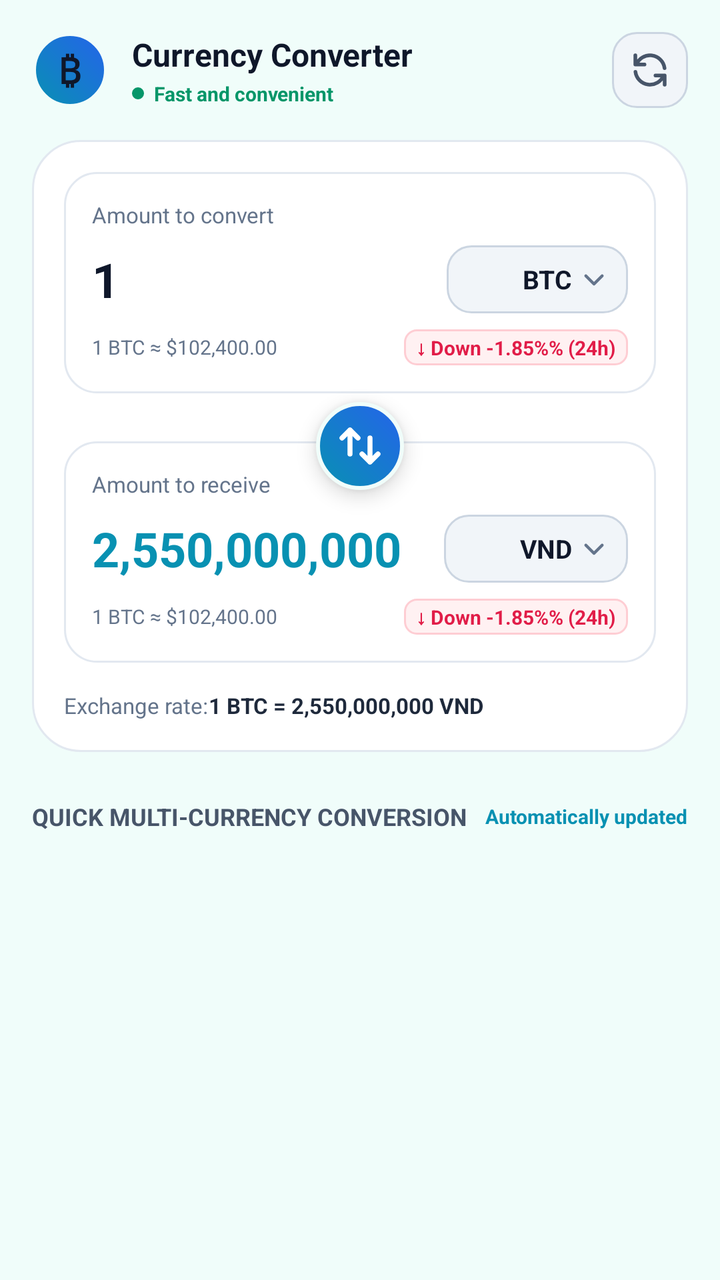
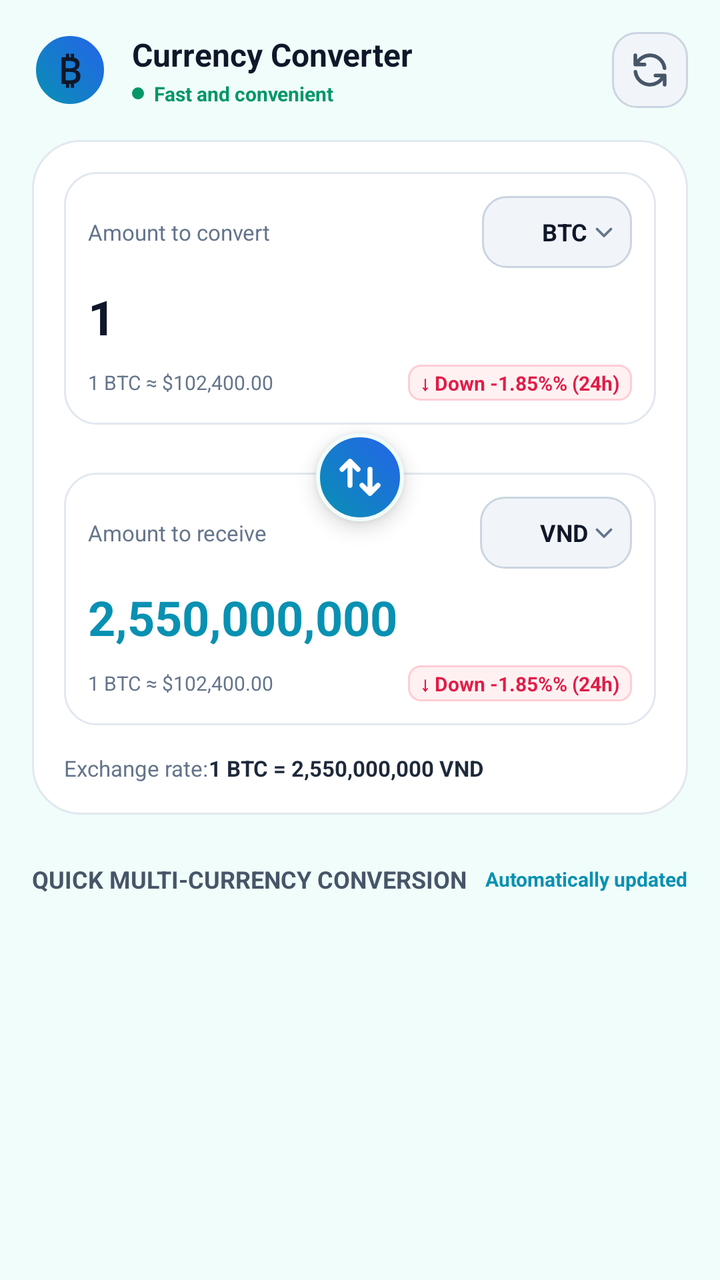

Two renders of the same Android screen: before a commit and after it. Below are the layout's source before the change and the commit's diff.
<!-- AndroidManifest.xml: application theme Theme.Currency -->
<!-- res/layout/fragment_converter.xml -->
<?xml version="1.0" encoding="utf-8"?>
<androidx.core.widget.NestedScrollView xmlns:android="http://schemas.android.com/apk/res/android"
    xmlns:app="http://schemas.android.com/apk/res-auto"
    android:layout_width="match_parent"
    android:layout_height="match_parent"
    android:background="@color/background_app"
    android:fillViewport="true">

    <LinearLayout
        android:layout_width="match_parent"
        android:layout_height="wrap_content"
        android:orientation="vertical"
        android:padding="16dp">

        
        <LinearLayout
            android:layout_width="match_parent"
            android:layout_height="wrap_content"
            android:layout_marginBottom="16dp"
            android:gravity="center_vertical"
            android:orientation="horizontal">

            
            <FrameLayout
                android:layout_width="38dp"
                android:layout_height="38dp"
                android:background="@drawable/bg_swap_button">

                <TextView
                    android:layout_width="wrap_content"
                    android:layout_height="wrap_content"
                    android:layout_gravity="center"
                    android:text="₿"
                    android:textColor="@color/content_primary"
                    android:textSize="18sp"
                    android:textStyle="bold" />
            </FrameLayout>

            
            <LinearLayout
                android:layout_width="0dp"
                android:layout_height="wrap_content"
                android:layout_marginStart="12dp"
                android:layout_weight="1"
                android:orientation="vertical">

                <TextView
                    android:layout_width="wrap_content"
                    android:layout_height="wrap_content"
                    android:text="@string/converter_title"
                    android:textColor="@color/content_primary"
                    android:textSize="16sp"
                    android:textStyle="bold" />

                <LinearLayout
                    android:layout_width="wrap_content"
                    android:layout_height="wrap_content"
                    android:layout_marginTop="2dp"
                    android:gravity="center_vertical"
                    android:orientation="horizontal">

                    <View
                        android:layout_width="6dp"
                        android:layout_height="6dp"
                        android:background="@drawable/bg_circle_emerald" />

                    <TextView
                        android:layout_width="wrap_content"
                        android:layout_height="wrap_content"
                        android:layout_marginStart="5dp"
                    android:text="@string/fast_convenient"
                        android:textColor="@color/status_positive"
                        android:textSize="10sp"
                        android:textStyle="bold" />
                </LinearLayout>
            </LinearLayout>

            
            <FrameLayout
                android:id="@+id/btnRefresh"
                android:layout_width="38dp"
                android:layout_height="38dp"
                android:background="@drawable/bg_currency_selector_btn">

                <ImageView
                    android:id="@+id/ivRefreshIcon"
                    android:layout_width="match_parent"
                    android:layout_height="match_parent"
                    android:contentDescription="@string/auto_refresh"
                    android:padding="8dp"
                    android:src="@drawable/ic_refresh" />
            </FrameLayout>
        </LinearLayout>

        
        <FrameLayout
            android:layout_width="match_parent"
            android:layout_height="wrap_content"
            android:layout_marginBottom="24dp">

            <LinearLayout
                android:layout_width="match_parent"
                android:layout_height="wrap_content"
                android:background="@drawable/bg_card_surface"
                android:orientation="vertical"
                android:padding="16dp">

                
                <LinearLayout
                    android:id="@+id/boxFrom"
                    android:layout_width="match_parent"
                    android:layout_height="wrap_content"
                    android:background="@drawable/bg_input_box"
                    android:orientation="vertical"
                    android:padding="14dp">

                    <LinearLayout
                        android:layout_width="match_parent"
                        android:layout_height="wrap_content"
                        android:gravity="center_vertical"
                        android:orientation="horizontal">

                        <TextView
                            android:layout_width="0dp"
                            android:layout_height="wrap_content"
                            android:layout_weight="1"
                            android:text="@string/amount_to_convert"
                            android:textColor="@color/content_secondary"
                            android:textSize="11sp" />


                    </LinearLayout>

                    <LinearLayout
                        android:layout_width="match_parent"
                        android:layout_height="wrap_content"
                        android:layout_marginTop="8dp"
                        android:gravity="center_vertical"
                        android:orientation="horizontal">

                        <EditText
                            android:id="@+id/etInputAmount"
                            android:layout_width="0dp"
                            android:layout_height="wrap_content"
                            android:layout_weight="1"
                            android:background="@null"
                            android:hint="0.0"
                            android:inputType="numberDecimal"
                            android:text="1"
                            android:textColor="@color/content_primary"
                            android:textColorHint="@color/content_hint"
                            android:textSize="24sp"
                            android:textStyle="bold" />

                        <LinearLayout
                            android:id="@+id/btnFromCurrency"
                            android:layout_width="wrap_content"
                            android:layout_height="wrap_content"
                            android:background="@drawable/bg_currency_selector_btn"
                            android:gravity="center_vertical"
                            android:orientation="horizontal"
                            android:paddingStart="10dp"
                            android:paddingTop="6dp"
                            android:paddingEnd="10dp"
                            android:paddingBottom="6dp">

                            <ImageView
                                android:id="@+id/tvFromIcon"
                                android:layout_width="22dp"
                                android:layout_height="22dp"
                                android:contentDescription="@string/app_name"
                                android:scaleType="centerCrop" />

                            <TextView
                                android:id="@+id/tvFromSymbol"
                                android:layout_width="wrap_content"
                                android:layout_height="wrap_content"
                                android:layout_marginStart="6dp"
                                android:text="BTC"
                                android:textColor="@color/content_primary"
                                android:textSize="13sp"
                                android:textStyle="bold" />

                            <ImageView
                                android:layout_width="14dp"
                                android:layout_height="14dp"
                                android:layout_marginStart="4dp"
                                android:src="@drawable/ic_chevron_down" />
                        </LinearLayout>
                    </LinearLayout>

                    <LinearLayout
                        android:layout_width="match_parent"
                        android:layout_height="wrap_content"
                        android:layout_marginTop="8dp"
                        android:gravity="center_vertical"
                        android:orientation="horizontal">

                        <TextView
                            android:id="@+id/tvFromSubtext"
                            android:layout_width="0dp"
                            android:layout_height="wrap_content"
                            android:layout_weight="1"
                            android:text="1 BTC ≈ $102,400.00"
                            android:textColor="@color/content_secondary"
                            android:textSize="10sp" />

                        <TextView
                            android:id="@+id/tvFromChangeBadge"
                            android:layout_width="wrap_content"
                            android:layout_height="wrap_content"
                            android:background="@drawable/bg_badge_rose"
                            android:paddingStart="6dp"
                            android:paddingTop="2dp"
                            android:paddingEnd="6dp"
                            android:paddingBottom="2dp"
                            android:text="@string/sample_price_change_down"
                            android:textColor="@color/status_negative"
                            android:textSize="10sp"
                            android:textStyle="bold" />
                    </LinearLayout>
                </LinearLayout>

                

                
                <View
                    android:layout_width="match_parent"
                    android:layout_height="24dp" />

                <LinearLayout
                    android:id="@+id/boxTo"
                    android:layout_width="match_parent"
                    android:layout_height="wrap_content"
                    android:background="@drawable/bg_input_box"
                    android:orientation="vertical"
                    android:padding="14dp">

                    <LinearLayout
                        android:layout_width="match_parent"
                        android:layout_height="wrap_content"
                        android:gravity="center_vertical"
                        android:orientation="horizontal">

                        <TextView
                            android:layout_width="0dp"
                            android:layout_height="wrap_content"
                            android:layout_weight="1"
                            android:text="@string/amount_to_receive"
                            android:textColor="@color/content_secondary"
                            android:textSize="11sp" />


                    </LinearLayout>

                    <LinearLayout
                        android:layout_width="match_parent"
                        android:layout_height="wrap_content"
                        android:layout_marginTop="8dp"
                        android:gravity="center_vertical"
                        android:orientation="horizontal">

                        <TextView
                            android:id="@+id/tvOutputAmount"
                            android:layout_width="0dp"
                            android:layout_height="wrap_content"
                            android:layout_weight="1"
                            android:ellipsize="end"
                            android:maxLines="1"
                            android:text="2,550,000,000"
                            android:textColor="@color/brand_accent"
                            android:textSize="24sp"
                            android:textStyle="bold" />

                        <LinearLayout
                            android:id="@+id/btnToCurrency"
                            android:layout_width="wrap_content"
                            android:layout_height="wrap_content"
                            android:background="@drawable/bg_currency_selector_btn"
                            android:gravity="center_vertical"
                            android:orientation="horizontal"
                            android:paddingStart="10dp"
                            android:paddingTop="6dp"
                            android:paddingEnd="10dp"
                            android:paddingBottom="6dp">

                            <ImageView
                                android:id="@+id/tvToIcon"
                                android:layout_width="22dp"
                                android:layout_height="22dp"
                                android:contentDescription="@string/app_name"
                                android:scaleType="centerCrop" />

                            <TextView
                                android:id="@+id/tvToSymbol"
                                android:layout_width="wrap_content"
                                android:layout_height="wrap_content"
                                android:layout_marginStart="6dp"
                                android:text="VND"
                                android:textColor="@color/content_primary"
                                android:textSize="13sp"
                                android:textStyle="bold" />

                            <ImageView
                                android:layout_width="14dp"
                                android:layout_height="14dp"
                                android:layout_marginStart="4dp"
                                android:src="@drawable/ic_chevron_down" />
                        </LinearLayout>
                    </LinearLayout>


                    <LinearLayout
                        android:layout_width="match_parent"
                        android:layout_height="wrap_content"
                        android:layout_marginTop="8dp"
                        android:gravity="center_vertical"
                        android:orientation="horizontal">

                        <TextView
                            android:id="@+id/tvToSubtext"
                            android:layout_width="0dp"
                            android:layout_height="wrap_content"
                            android:layout_weight="1"
                            android:text="1 BTC ≈ $102,400.00"
                            android:textColor="@color/content_secondary"
                            android:textSize="10sp" />

                        <TextView
                            android:id="@+id/tvToChangeBadge"
                            android:layout_width="wrap_content"
                            android:layout_height="wrap_content"
                            android:background="@drawable/bg_badge_rose"
                            android:paddingStart="6dp"
                            android:paddingTop="2dp"
                            android:paddingEnd="6dp"
                            android:paddingBottom="2dp"
                            android:text="@string/sample_price_change_down"
                            android:textColor="@color/status_negative"
                            android:textSize="10sp"
                            android:textStyle="bold" />
                    </LinearLayout>
                </LinearLayout>

                
                <LinearLayout
                    android:layout_width="match_parent"
                    android:layout_height="wrap_content"
                    android:layout_marginTop="14dp"
                    android:gravity="center_vertical"
                    android:orientation="horizontal">

                    <TextView
                        android:layout_width="wrap_content"
                        android:layout_height="wrap_content"
                        android:text="@string/exchange_rate"
                        android:textColor="@color/content_secondary"
                        android:textSize="11sp" />

                    <TextView
                        android:id="@+id/tvRateRatio"
                        android:layout_width="wrap_content"
                        android:layout_height="wrap_content"
                        android:text="1 BTC = 2,550,000,000 VND"
                        android:textColor="@color/content_emphasized"
                        android:textSize="11sp"
                        android:textStyle="bold" />
                </LinearLayout>

            </LinearLayout>

            









            <FrameLayout

                android:id="@+id/btnSwap"
                android:layout_width="44dp"
                android:layout_height="44dp"
                android:layout_gravity="center"
                android:background="@drawable/bg_swap_button"
                android:elevation="6dp">


                <ImageView
                    android:id="@+id/ivSwapIcon"
                    android:layout_width="match_parent"
                    android:layout_height="match_parent"
                    android:contentDescription="@string/auto_refresh"
                    android:layout_gravity="center"
                    android:elevation="6dp"
                    android:padding="10dp"
                    android:src="@drawable/ic_swap" />
            </FrameLayout>

        </FrameLayout>

        
        <LinearLayout
            android:layout_width="match_parent"
            android:layout_height="wrap_content"
            android:layout_marginBottom="10dp"
            android:gravity="center_vertical"
            android:orientation="horizontal">

            <TextView
                android:layout_width="0dp"
                android:layout_height="wrap_content"
                android:layout_weight="1"
                android:text="@string/quick_multi_currency"
                android:textColor="@color/content_section_title"
                android:textSize="12sp"
                android:textStyle="bold" />

            <TextView
                android:layout_width="wrap_content"
                android:layout_height="wrap_content"
                android:text="@string/auto_updated"
                android:textColor="@color/brand_accent"
                android:textSize="10sp"
                android:textStyle="bold" />
        </LinearLayout>

        
        <androidx.recyclerview.widget.RecyclerView
            android:id="@+id/rvQuickCurrencies"
            android:layout_width="match_parent"
            android:layout_height="wrap_content"
            android:nestedScrollingEnabled="false" />

    </LinearLayout>

</androidx.core.widget.NestedScrollView>
<!-- resources referenced by this layout -->
<resources>
  <color name="background_app">#F0FDFA</color>
  <color name="brand_accent">#0891B2</color>
  <color name="content_emphasized">#1E293B</color>
  <color name="content_hint">#94A3B8</color>
  <color name="content_primary">#0F172A</color>
  <color name="content_secondary">#64748B</color>
  <color name="content_section_title">#475569</color>
  <color name="status_negative">#E11D48</color>
  <color name="status_positive">#059669</color>
  <!-- drawable bg_badge_rose (drawable) -->
  <?xml version="1.0" encoding="utf-8"?>
  <shape xmlns:android="http://schemas.android.com/apk/res/android"
      android:shape="rectangle">
      <solid android:color="@color/status_negative_container" />
      <corners android:radius="6dp" />
      <stroke
          android:width="1dp"
          android:color="@color/status_negative_outline" />
  </shape>
  <!-- drawable bg_card_surface (drawable) -->
  <?xml version="1.0" encoding="utf-8"?>
  <shape xmlns:android="http://schemas.android.com/apk/res/android"
      android:shape="rectangle">
      <solid android:color="@color/surface_card" />
      <corners android:radius="24dp" />
      <stroke
          android:width="1dp"
          android:color="@color/outline_default" />
  </shape>
  <!-- drawable bg_circle_emerald (drawable) -->
  <?xml version="1.0" encoding="utf-8"?>
  <shape xmlns:android="http://schemas.android.com/apk/res/android"
      android:shape="oval">
      <solid android:color="@color/status_positive" />
      <size
          android:width="6dp"
          android:height="6dp" />
  </shape>
  <!-- drawable bg_currency_selector_btn (drawable) -->
  <?xml version="1.0" encoding="utf-8"?>
  <shape xmlns:android="http://schemas.android.com/apk/res/android"
      android:shape="rectangle">
      <solid android:color="@color/surface_control" />
      <corners android:radius="12dp" />
      <stroke
          android:width="1dp"
          android:color="@color/outline_strong" />
  </shape>
  <!-- drawable bg_input_box (drawable) -->
  <?xml version="1.0" encoding="utf-8"?>
  <shape xmlns:android="http://schemas.android.com/apk/res/android"
      android:shape="rectangle">
      <solid android:color="@color/surface_input" />
      <corners android:radius="16dp" />
      <stroke
          android:width="1dp"
          android:color="@color/outline_default" />
  </shape>
  <!-- drawable bg_swap_button (drawable) -->
  <?xml version="1.0" encoding="utf-8"?>
  <shape xmlns:android="http://schemas.android.com/apk/res/android"
      android:shape="oval">
      <gradient
          android:angle="45"
          android:startColor="@color/brand_primary"
          android:endColor="@color/brand_gradient_end" />
      <stroke
          android:width="2dp"
          android:color="@color/background_app" />
  </shape>
  <string name="amount_to_convert">Amount to convert</string>
  <string name="amount_to_receive">Amount to receive</string>
  <string name="app_name">CoinFlux</string>
  <string name="auto_refresh">Auto refresh</string>
  <string name="auto_updated">Automatically updated</string>
  <string name="converter_title">Currency Converter</string>
  <string name="exchange_rate">Exchange rate:</string>
  <string name="fast_convenient">Fast and convenient</string>
  <string name="quick_multi_currency">QUICK MULTI-CURRENCY CONVERSION</string>
  <string name="sample_price_change_down">↓ Down -1.85%% (24h)</string>
  <style name="Theme.Currency" parent="Base.Theme.Currency" />
  <color name="status_negative_container">#FFF1F2</color>
  <color name="status_negative_outline">#FECDD3</color>
  <color name="surface_card">#FFFFFFFF</color>
  <color name="outline_default">#E2E8F0</color>
  <color name="surface_control">#F1F5F9</color>
  <color name="outline_strong">#CBD5E1</color>
  <color name="surface_input">#FFFFFFFF</color>
  <color name="brand_primary">#0891B2</color>
  <color name="brand_gradient_end">#2563EB</color>
  <color name="content_on_brand">#FFFFFFFF</color>
  <!-- unchanged entries left out for length: 4 -->
</resources>

<!-- the commit's change to res/layout/fragment_converter.xml (unified diff, before → after) -->
@@ -1,10 +1,19 @@
 <?xml version="1.0" encoding="utf-8"?>
-<androidx.core.widget.NestedScrollView xmlns:android="http://schemas.android.com/apk/res/android"
+<LinearLayout xmlns:android="http://schemas.android.com/apk/res/android"
     xmlns:app="http://schemas.android.com/apk/res-auto"
     android:layout_width="match_parent"
     android:layout_height="match_parent"
     android:background="@color/background_app"
-    android:fillViewport="true">
+    android:focusable="true"
+    android:focusableInTouchMode="true"
+    android:orientation="vertical">
+
+    <androidx.core.widget.NestedScrollView
+        android:id="@+id/converterScroll"
+        android:layout_width="match_parent"
+        android:layout_height="0dp"
+        android:layout_weight="1"
+        android:fillViewport="true">
 
     <LinearLayout
         android:layout_width="match_parent"
@@ -112,7 +121,7 @@
                     android:layout_height="wrap_content"
                     android:background="@drawable/bg_input_box"
                     android:orientation="vertical"
-                    android:padding="14dp">
+                    android:padding="12dp">
 
                     <LinearLayout
                         android:layout_width="match_parent"
@@ -128,6 +137,42 @@
                             android:textColor="@color/content_secondary"
                             android:textSize="11sp" />
 
+                        <LinearLayout
+                            android:id="@+id/btnFromCurrency"
+                            android:layout_width="wrap_content"
+                            android:layout_height="wrap_content"
+                            android:background="@drawable/bg_currency_selector_btn"
+                            android:gravity="center_vertical"
+                            android:minHeight="36dp"
+                            android:orientation="horizontal"
+                            android:paddingStart="8dp"
+                            android:paddingTop="4dp"
+                            android:paddingEnd="8dp"
+                            android:paddingBottom="4dp">
+
+                            <ImageView
+                                android:id="@+id/tvFromIcon"
+                                android:layout_width="18dp"
+                                android:layout_height="18dp"
+                                android:contentDescription="@string/app_name"
+                                android:scaleType="centerCrop" />
+
+                            <TextView
+                                android:id="@+id/tvFromSymbol"
+                                android:layout_width="wrap_content"
+                                android:layout_height="wrap_content"
+                                android:layout_marginStart="4dp"
+                                android:text="BTC"
+                                android:textColor="@color/content_primary"
+                                android:textSize="12sp"
+                                android:textStyle="bold" />
+
+                            <ImageView
+                                android:layout_width="12dp"
+                                android:layout_height="12dp"
+                                android:layout_marginStart="2dp"
+                                android:src="@drawable/ic_chevron_down" />
+                        </LinearLayout>
 
                     </LinearLayout>
 
@@ -140,9 +185,8 @@
 
                         <EditText
                             android:id="@+id/etInputAmount"
-                            android:layout_width="0dp"
-                            android:layout_height="wrap_content"
-                            android:layout_weight="1"
+                            android:layout_width="match_parent"
+                            android:layout_height="wrap_content"
                             android:background="@null"
                             android:hint="0.0"
                             android:inputType="numberDecimal"
@@ -152,41 +196,6 @@
                             android:textSize="24sp"
                             android:textStyle="bold" />
 
-                        <LinearLayout
-                            android:id="@+id/btnFromCurrency"
-                            android:layout_width="wrap_content"
-                            android:layout_height="wrap_content"
-                            android:background="@drawable/bg_currency_selector_btn"
-                            android:gravity="center_vertical"
-                            android:orientation="horizontal"
-                            android:paddingStart="10dp"
-                            android:paddingTop="6dp"
-                            android:paddingEnd="10dp"
-                            android:paddingBottom="6dp">
-
-                            <ImageView
-                                android:id="@+id/tvFromIcon"
-                                android:layout_width="22dp"
-                                android:layout_height="22dp"
-                                android:contentDescription="@string/app_name"
-                                android:scaleType="centerCrop" />
-
-                            <TextView
-                                android:id="@+id/tvFromSymbol"
-                                android:layout_width="wrap_content"
-                                android:layout_height="wrap_content"
-                                android:layout_marginStart="6dp"
-                                android:text="BTC"
-                                android:textColor="@color/content_primary"
-                                android:textSize="13sp"
-                                android:textStyle="bold" />
-
-                            <ImageView
-                                android:layout_width="14dp"
-                                android:layout_height="14dp"
-                                android:layout_marginStart="4dp"
-                                android:src="@drawable/ic_chevron_down" />
-                        </LinearLayout>
                     </LinearLayout>
 
                     <LinearLayout
@@ -234,7 +243,7 @@
                     android:layout_height="wrap_content"
                     android:background="@drawable/bg_input_box"
                     android:orientation="vertical"
-                    android:padding="14dp">
+                    android:padding="12dp">
 
                     <LinearLayout
                         android:layout_width="match_parent"
@@ -250,6 +259,42 @@
                             android:textColor="@color/content_secondary"
                             android:textSize="11sp" />
 
+                        <LinearLayout
+                            android:id="@+id/btnToCurrency"
+                            android:layout_width="wrap_content"
+                            android:layout_height="wrap_content"
+                            android:background="@drawable/bg_currency_selector_btn"
+                            android:gravity="center_vertical"
+                            android:minHeight="36dp"
+                            android:orientation="horizontal"
+                            android:paddingStart="8dp"
+                            android:paddingTop="4dp"
+                            android:paddingEnd="8dp"
+                            android:paddingBottom="4dp">
+
+                            <ImageView
+                                android:id="@+id/tvToIcon"
+                                android:layout_width="18dp"
+                                android:layout_height="18dp"
+                                android:contentDescription="@string/app_name"
+                                android:scaleType="centerCrop" />
+
+                            <TextView
+                                android:id="@+id/tvToSymbol"
+                                android:layout_width="wrap_content"
+                                android:layout_height="wrap_content"
+                                android:layout_marginStart="4dp"
+                                android:text="VND"
+                                android:textColor="@color/content_primary"
+                                android:textSize="12sp"
+                                android:textStyle="bold" />
+
+                            <ImageView
+                                android:layout_width="12dp"
+                                android:layout_height="12dp"
+                                android:layout_marginStart="2dp"
+                                android:src="@drawable/ic_chevron_down" />
+                        </LinearLayout>
 
                     </LinearLayout>
 
@@ -262,9 +307,8 @@
 
                         <TextView
                             android:id="@+id/tvOutputAmount"
-                            android:layout_width="0dp"
-                            android:layout_height="wrap_content"
-                            android:layout_weight="1"
+                            android:layout_width="match_parent"
+                            android:layout_height="wrap_content"
                             android:ellipsize="end"
                             android:maxLines="1"
                             android:text="2,550,000,000"
@@ -272,41 +316,6 @@
                             android:textSize="24sp"
                             android:textStyle="bold" />
 
-                        <LinearLayout
-                            android:id="@+id/btnToCurrency"
-                            android:layout_width="wrap_content"
-                            android:layout_height="wrap_content"
-                            android:background="@drawable/bg_currency_selector_btn"
-                            android:gravity="center_vertical"
-                            android:orientation="horizontal"
-                            android:paddingStart="10dp"
-                            android:paddingTop="6dp"
-                            android:paddingEnd="10dp"
-                            android:paddingBottom="6dp">
-
-                            <ImageView
-                                android:id="@+id/tvToIcon"
-                                android:layout_width="22dp"
-                                android:layout_height="22dp"
-                                android:contentDescription="@string/app_name"
-                                android:scaleType="centerCrop" />
-
-                            <TextView
-                                android:id="@+id/tvToSymbol"
-                                android:layout_width="wrap_content"
-                                android:layout_height="wrap_content"
-                                android:layout_marginStart="6dp"
-                                android:text="VND"
-                                android:textColor="@color/content_primary"
-                                android:textSize="13sp"
-                                android:textStyle="bold" />
-
-                            <ImageView
-                                android:layout_width="14dp"
-                                android:layout_height="14dp"
-                                android:layout_marginStart="4dp"
-                                android:src="@drawable/ic_chevron_down" />
-                        </LinearLayout>
                     </LinearLayout>
 
 
@@ -368,17 +377,6 @@
                 </LinearLayout>
 
             </LinearLayout>
-
-            
-
-
-
-
-
-
-
-
-
             <FrameLayout
 
                 android:id="@+id/btnSwap"
@@ -434,7 +432,13 @@
             android:layout_width="match_parent"
             android:layout_height="wrap_content"
             android:nestedScrollingEnabled="false" />
-
     </LinearLayout>
-
-</androidx.core.widget.NestedScrollView>
+    </androidx.core.widget.NestedScrollView>
+
+    <com.example.currency.ui.CustomNumericKeyboard
+        android:id="@+id/customKeyboard"
+        android:layout_width="match_parent"
+        android:layout_height="wrap_content"
+        android:visibility="gone" />
+
+</LinearLayout>
